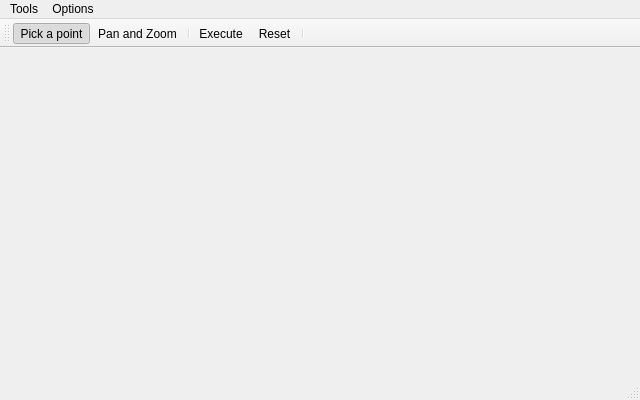
Above: OptimaPlotter/optimaplotter.ui from WooodHead/OptimaPlotter before the change. Below: the same form after it.
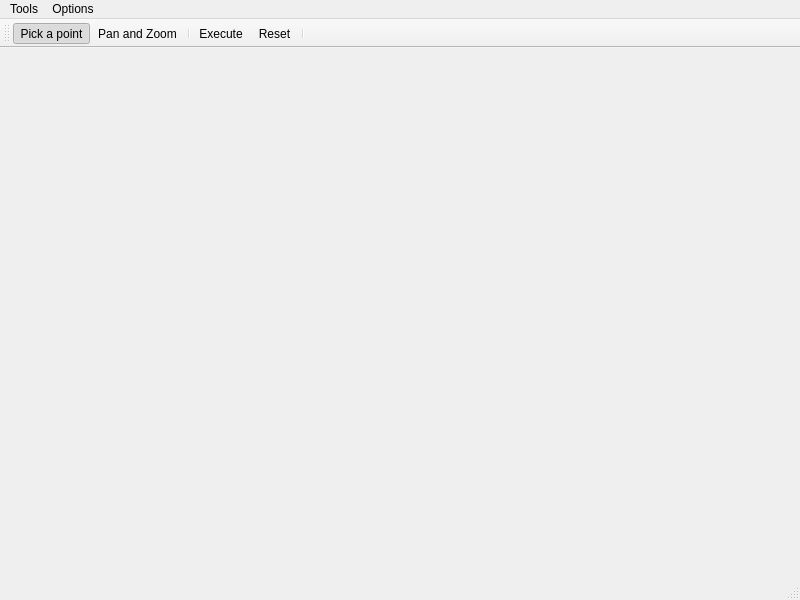
That is the form after the change.

The edit to the form file:
```diff
--- a/OptimaPlotter/optimaplotter.ui
+++ b/OptimaPlotter/optimaplotter.ui
@@ -6,10 +6,16 @@
    <rect>
     <x>0</x>
     <y>0</y>
-    <width>640</width>
-    <height>400</height>
+    <width>800</width>
+    <height>600</height>
    </rect>
   </property>
+  <property name="sizePolicy">
+   <sizepolicy hsizetype="Expanding" vsizetype="Expanding">
+    <horstretch>0</horstretch>
+    <verstretch>0</verstretch>
+   </sizepolicy>
+  </property>
   <property name="windowTitle">
    <string>OptimaPlotter</string>
   </property>
@@ -19,7 +25,7 @@
     <rect>
      <x>0</x>
      <y>0</y>
-     <width>640</width>
+     <width>800</width>
      <height>26</height>
     </rect>
    </property>
```
